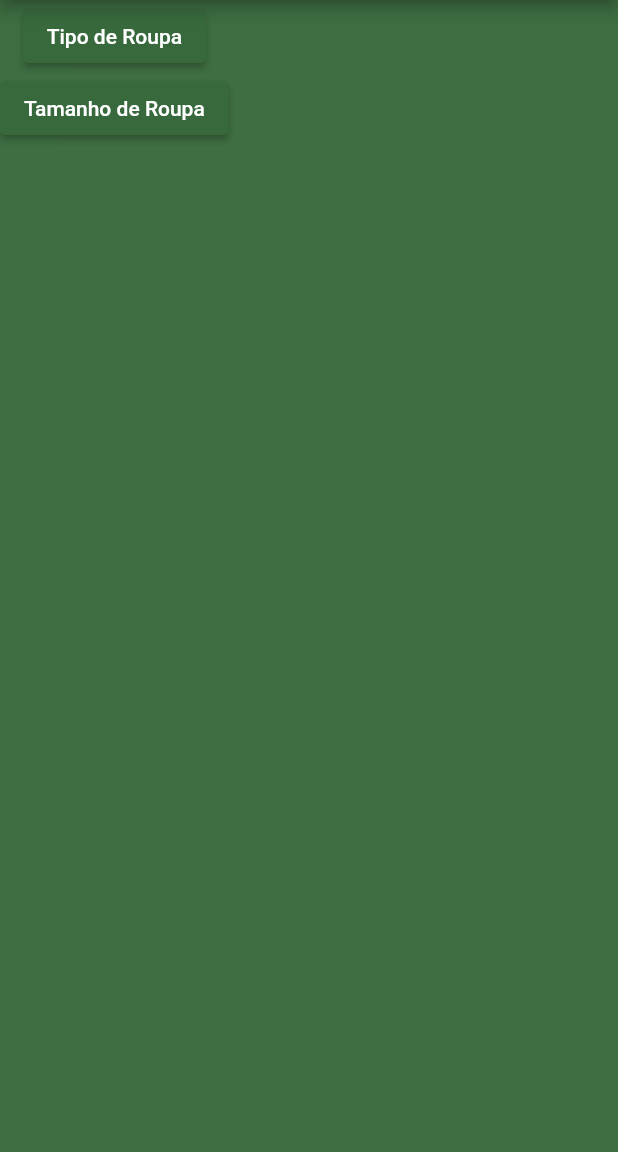
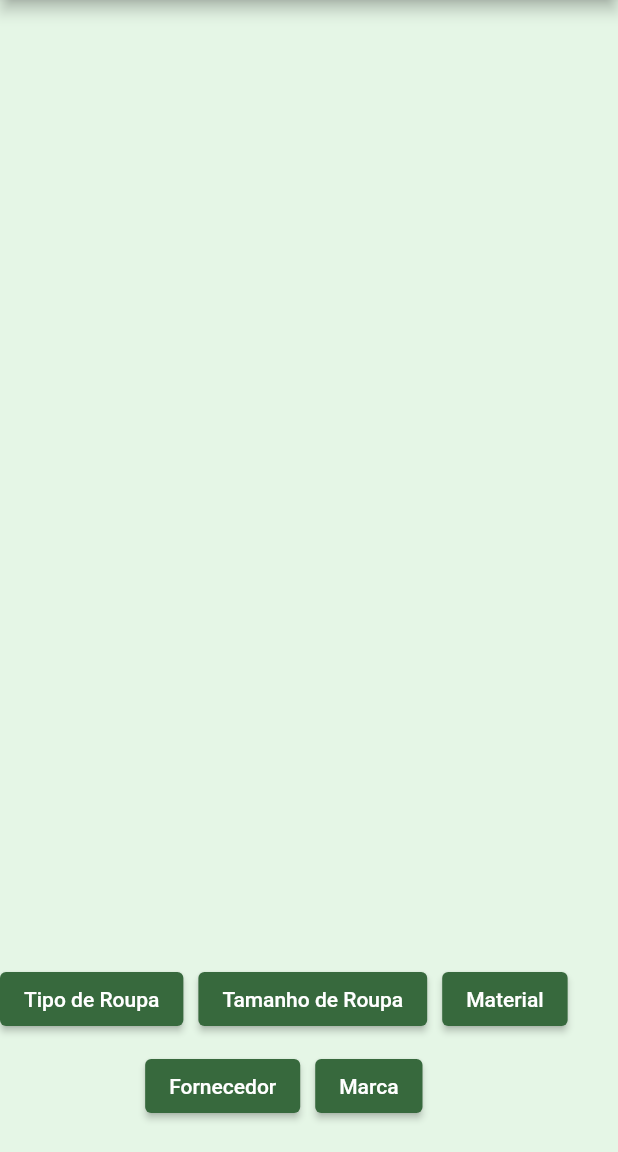
Before and after one commit to netorapg/Voxa, a Flutter app: the screen it shows after launch, on a phone screen of 412 x 824 dp, the part 84-1236 px from its top. Run offline on Flutter 3.47's test engine with Material 3 defaults, Android fonts, the phone set to English and light mode, and no system bars; our stand-ins replace sqflite; accounts and stored records are empty.

Commit message:
excluindo o algoritmo de utilitarios, não a mais utilidade para ele, também organizei a tela home para mais ou menos como ela vai ficar

```diff
--- a/voxa/lib/screens/home.dart
+++ b/voxa/lib/screens/home.dart
@@ -1,6 +1,5 @@
 import 'package:flutter/material.dart';
 import 'package:voxa/widget/rota.dart';
-import 'package:voxa/widget/utilitarios.dart';
 
 class Estoque extends StatelessWidget {
   const Estoque({super.key});
@@ -8,19 +7,57 @@ class Estoque extends StatelessWidget {
   @override
   Widget build(BuildContext context) {
     return Scaffold(
-      backgroundColor: const Color.fromARGB(255, 62, 110, 65),
+      backgroundColor: const Color.fromARGB(255, 229, 246, 230),
       appBar: AppBar(title: const Text('Voxa')),
       body: Column(
         children: [
-          Utilitarios().criarBotaoDeNavegacao(
-              nome: 'Tipo de Roupa',
-              contexto: context,
-              rota: Rota.tipo),
-          Utilitarios().criarBotaoDeNavegacao(
-              nome: 'Tamanho de Roupa',
-              contexto: context,
-              rota: Rota.tamanhoTela),
-         // Utilitarios().criarTabela(),
+          // Coloque aqui os widgets que você quer na parte superior da tela
+
+          // Adiciona os botões na parte de baixo
+          Spacer(), // Preenche o espaço restante para empurrar os botões para baixo
+          Wrap(
+            alignment: WrapAlignment.center, // Alinha os botões no centro
+            spacing: 10, // Espaçamento horizontal entre os botões
+            runSpacing: 10, // Espaçamento vertical entre os grupos de botões
+            children: [
+              ElevatedButton(
+                onPressed: () {
+                  // Navega para a tela de Tipo de Roupa
+                  Navigator.pushNamed(context, Rota.tipo);
+                },
+                child: const Text('Tipo de Roupa'),
+              ),
+              ElevatedButton(
+                onPressed: () {
+                  // Navega para a tela de Tamanho de Roupa
+                  Navigator.pushNamed(context, Rota.tamanhoTela);
+                },
+                child: const Text('Tamanho de Roupa'),
+              ),
+              ElevatedButton(
+                onPressed: () {
+                  // Navega para a tela de Cor
+                  Navigator.pushNamed(context, Rota.tamanhoTela);
+                },
+                child: const Text('Material'),
+              ),
+              ElevatedButton(
+                onPressed: () {
+                  // Navega para a tela de Cor
+                  Navigator.pushNamed(context, Rota.tamanhoTela);
+                },
+                child: const Text('Fornecedor'),
+              ),
+              ElevatedButton(
+                onPressed: () {
+                  // Navega para a tela de Cor
+                  Navigator.pushNamed(context, Rota.tamanhoTela);
+                },
+                child: const Text('Marca'),
+              ),
+            ],
+          ),
+          SizedBox(height: 20), // Espaço adicional abaixo dos botões
         ],
       ),
     );
--- a/voxa/lib/widget/utilitarios.dart
+++ /dev/null
@@ -1,18 +0,0 @@
-import 'package:flutter/material.dart';
-
-class Utilitarios {
-
-  Widget criarBotaoDeNavegacao({required nome, required contexto, required rota}) {
-    return ElevatedButton(
-      child: Text(nome),
-      onPressed: () {
-        Navigator.pushNamed(contexto, rota);
-      },
-    );
-  }
-  Widget criarBotaoDeRetorno({required nome, required contexto}){
-        return ElevatedButton(onPressed: () => Navigator.pop(contexto),
-        child: Text(nome)
-        );
-          }
-}
```
